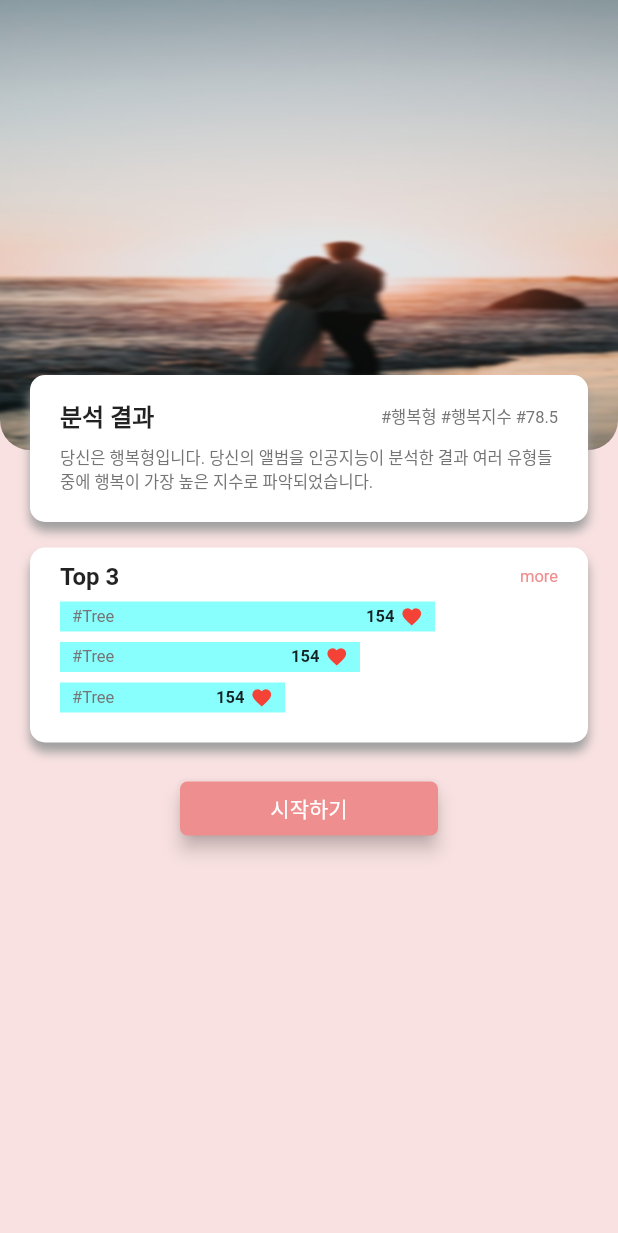
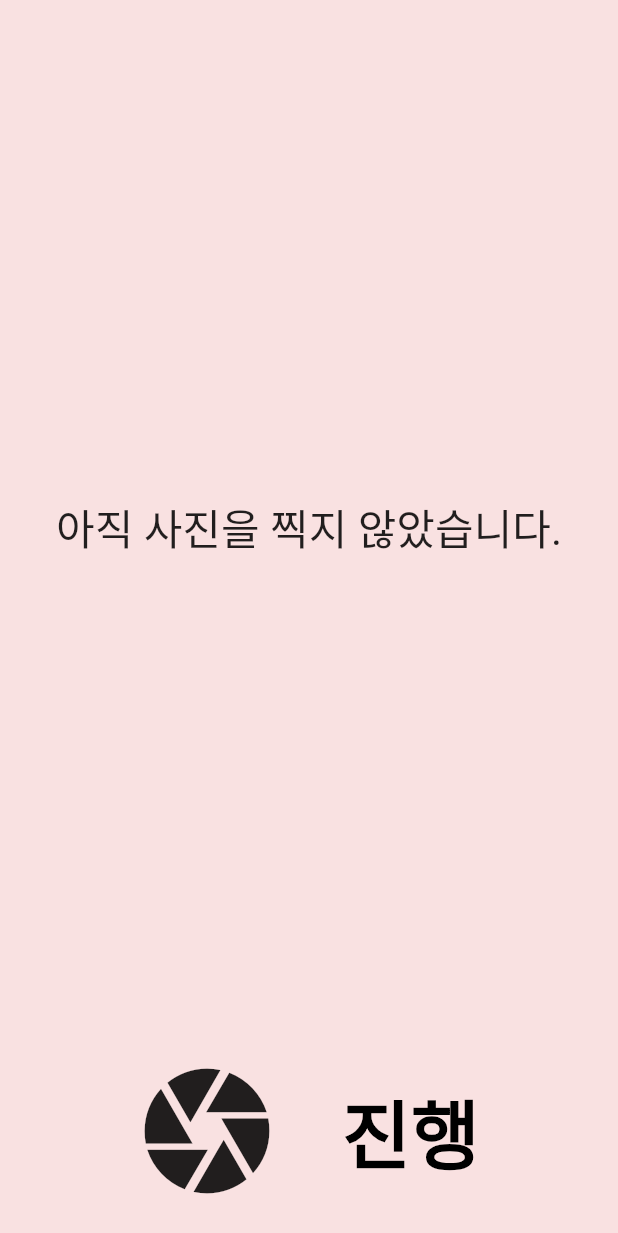
Before and after one commit to thinkcsww/facetag_flutter, a Flutter app: the AnalyzePage screen opened by its route, after a tap on "분석하기", on a phone screen of 412 x 824 dp. Shown: the top 1233 px of the screen. Run offline on Flutter 3.47's test engine with Material 2 defaults, Android fonts, the phone set to English and light mode, and no system bars; our stand-ins replace firebase_auth, image_picker; missing offline and left inert: progress_hud; accounts and stored records are empty.

Commit message:
:gift: Add Camera page

```diff
--- a/lib/app.dart
+++ b/lib/app.dart
@@ -7,6 +7,9 @@ import 'package:facetag/screen/page_analyze_intro.dart';
 import 'package:facetag/screen/page_analyze_result.dart';
 import 'package:facetag/widgets/navigator.dart';
 import 'package:facetag/screen/page_tech_info.dart';
+import 'package:facetag/screen/page_analyze_camera.dart';
+import 'package:facetag/screen/page_analyze_gallery.dart';
+
 class FaceTagApp extends StatelessWidget {
   @override
   Widget build(BuildContext context) {
@@ -23,6 +26,8 @@ class FaceTagApp extends StatelessWidget {
         '/analyze_result': (context) => AnalyzeResultPage(),
         '/navigator': (context) => NavigatorPage(),
         '/tech_info': (context) => TechInfoPage(),
+        '/camera': (context) => CameraPage(),
+        '/gallery': (context) => GalleryPage()
       },
     );
   }
--- /dev/null
+++ b/lib/screen/page_analyze_camera.dart
@@ -0,0 +1,122 @@
+import 'dart:io';
+import 'dart:async';
+
+import 'package:facetag/widgets/toast.dart';
+import 'package:flutter/cupertino.dart';
+import 'package:flutter/material.dart';
+import 'package:image_picker/image_picker.dart';
+import 'package:facetag/resource/colors.dart';
+
+class CameraPage extends StatefulWidget {
+  @override
+  State<StatefulWidget> createState() => _CameraPageState();
+}
+
+class _CameraPageState extends State<CameraPage> {
+  final GlobalKey<ScaffoldState> _scaffoldKey = GlobalKey<ScaffoldState>();
+  Future<File> _imageFile;
+  File _realImageFile;
+
+  @override
+  Widget build(BuildContext context) {
+    return Scaffold(
+      key: _scaffoldKey,
+      backgroundColor: faceTagBackground,
+      body: _buildCameraView(),
+    );
+  }
+
+  Widget _buildCameraView() {
+    return Column(
+      children: <Widget>[
+        Expanded(child: Center(child: _previewImage())),
+        Row(
+          mainAxisAlignment: MainAxisAlignment.center,
+          children: <Widget>[
+            FlatButton.icon(
+                onPressed: _onCameraButtonPressed,
+                icon: Icon(
+                  Icons.camera,
+                  size: 100.0,
+                ),
+                label: Text("")),
+            FlatButton(
+              child: Text(
+                "진행",
+                style: TextStyle(
+                    fontSize: 50.0,
+                    fontWeight: FontWeight.bold,
+                    color: Colors.black),
+              ),
+              onPressed: _onProgressButtonPressed,
+            )
+          ],
+        ),
+        SizedBox(
+          height: 20.0,
+        )
+      ],
+    );
+  }
+
+  void _onProgressButtonPressed() {
+    if(_realImageFile == null) {
+      toastWithKey(_scaffoldKey, "사진을 찍어야 합니다.");
+      return;
+    }
+    showDialog(
+        context: context,
+      builder: (BuildContext context) {
+        return CupertinoAlertDialog(
+          title: Text('알림'),
+          content: Text('정말로 진행하시겠습니까?'),
+          actions: <Widget>[
+            CupertinoDialogAction(
+              child: Text('확인'),
+              onPressed: () {
+                Navigator.pop(context);
+                Navigator.pushNamed(context, '/gallery');
+              },
+            ),
+            CupertinoDialogAction(
+              child: Text('취소'),
+              onPressed: () {
+                Navigator.pop(context);
+              },
+            )
+          ],
+        );
+    }
+    );
+  }
+
+  void _onCameraButtonPressed() {
+    setState(() {
+      _imageFile = ImagePicker.pickImage(source: ImageSource.camera);
+    });
+  }
+
+  Widget _previewImage() {
+    return FutureBuilder<File>(
+      future: _imageFile,
+      builder: (BuildContext context, AsyncSnapshot<File> snapshot) {
+        if (snapshot.connectionState == ConnectionState.done &&
+            snapshot.data != null) {
+          _realImageFile = snapshot.data;
+          return Image.file(snapshot.data);
+        } else if (snapshot.error != null) {
+          return const Text(
+            "에러 발생!",
+            textAlign: TextAlign.center,
+          );
+        } else {
+          return const Text(
+            "아직 사진을 찍지 않았습니다.",
+            textAlign: TextAlign.center,
+            textScaleFactor: 2.0,
+          );
+        }
+      },
+    );
+  }
+}
--- a/lib/screen/page_analyze_intro.dart
+++ b/lib/screen/page_analyze_intro.dart
@@ -13,28 +13,28 @@ class _AnalyzePageState extends State<AnalyzePage> {
       backgroundColor: faceTagBackground,
       body: ListView(
         children: <Widget>[
-          _buildImageView(),
-          SizedBox(height: 100.0,),
+          SizedBox(height: 200.0,),
           _buildExplanationView()
         ],
       ),
     );
   }
 
-  Widget _buildImageView() {
-    return GestureDetector(
-      onTap: (){
-        print('hi');
-      },
-      child: Padding(
-        padding: const EdgeInsets.only(top: 50.0),
-        child: Image.asset('images/profile_default.png', height: 100.0,),
-      ),
-    );
-  }
+//  Widget _buildImageView() {
+//    return GestureDetector(
+//      onTap: (){
+//        print('hi');
+//      },
+//      child: Padding(
+//        padding: const EdgeInsets.only(top: 50.0),
+//        child: Image.asset('images/profile_default.png', height: 100.0,),
+//      ),
+//    );
+//  }
 
   Widget _buildExplanationView() {
     return Column(
+      mainAxisAlignment: MainAxisAlignment.center,
       children: <Widget>[
         Text(
           '당신을 분석해드립니다.', style: TextStyle(fontWeight: FontWeight.bold, fontSize: 20.0),
@@ -69,7 +69,7 @@ class _AnalyzePageState extends State<AnalyzePage> {
             color: faceTagPink,
             child: Text('분석하기', style: TextStyle(color: Colors.white),),
             onPressed: (){
-              Navigator.pushNamed(context, '/analyze_result');
+              Navigator.pushNamed(context, '/camera');
             },
           ),
         )
--- a/lib/screen/page_login.dart
+++ b/lib/screen/page_login.dart
@@ -102,9 +102,9 @@ class _LoginPageState extends State<LoginPage> {
                 Navigator.pushReplacementNamed(context, '/choose_sex');
               }).catchError((error) {
                 if (error.toString().contains('17011')) {
-	                showToast(context, "존재하지 않는 계정입니다.");
+	                toastWithBuilder(context, "존재하지 않는 계정입니다.");
                 } else {
-	                showToast(context, "아이디 혹은 비밀번호를 확인하세요");
+	                toastWithBuilder(context, "아이디 혹은 비밀번호를 확인하세요");
                 }
                 _progressHUD.state.dismiss();
               });
--- a/lib/screen/page_sign_up.dart
+++ b/lib/screen/page_sign_up.dart
@@ -104,9 +104,9 @@ class _SignUpPageState extends State<SignUpPage> {
                 alertDialog(context);
               }).catchError((error) {
                 if (error.toString().contains('17011')) {
-	                showToast(context, "존재하지 않는 계정입니다.");
+	                toastWithBuilder(context, "존재하지 않는 계정입니다.");
                 } else {
-	                showToast(context, "아이디 혹은 비밀번호를 확인하세요");
+	                toastWithBuilder(context, "아이디 혹은 비밀번호를 확인하세요");
                 }
                 _progressHUD.state.dismiss();
               });
```
Also changed, not shown: lib/screen/page_analyze_gallery.dart (added, +17 -0 lines), lib/screen/page_choose_sex.dart (+30 -1 lines), lib/widgets/toast.dart (+12 -7 lines), 1 other file.
